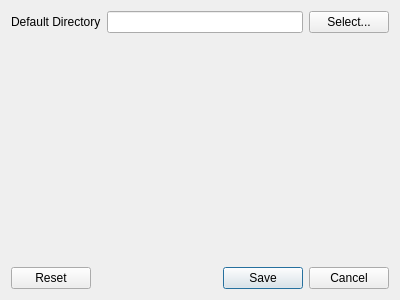
Above: ui/Ui_Preferences.ui from bbreslauer/PySciPlot before the change. Below: the same form after it.
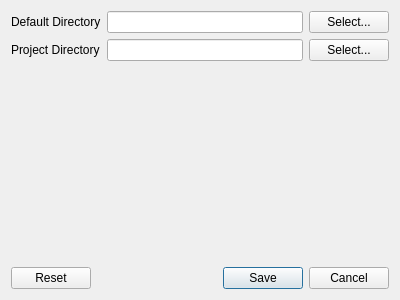
That is the form after the change.

Commit message: File preferences are working, and are now in XML.

Patch:
```diff
--- a/ui/Ui_Preferences.ui
+++ b/ui/Ui_Preferences.ui
@@ -24,21 +24,14 @@
    <item row="0" column="1">
     <widget class="QLineEdit" name="defaultDirectory"/>
    </item>
-   <item row="0" column="2">
-    <widget class="QPushButton" name="defaultDirectoryButton">
-     <property name="text">
-      <string>Select...</string>
-     </property>
-    </widget>
-   </item>
-   <item row="2" column="0" colspan="3">
+   <item row="4" column="0" colspan="3">
     <widget class="QDialogButtonBox" name="buttons">
      <property name="standardButtons">
       <set>QDialogButtonBox::Cancel|QDialogButtonBox::Reset|QDialogButtonBox::Save</set>
      </property>
     </widget>
    </item>
-   <item row="1" column="1">
+   <item row="3" column="1">
     <spacer name="verticalSpacer">
      <property name="orientation">
       <enum>Qt::Vertical</enum>
@@ -51,6 +44,30 @@
      </property>
     </spacer>
    </item>
+   <item row="1" column="0">
+    <widget class="QLabel" name="label_2">
+     <property name="text">
+      <string>Project Directory</string>
+     </property>
+    </widget>
+   </item>
+   <item row="1" column="1">
+    <widget class="QLineEdit" name="projectDirectory"/>
+   </item>
+   <item row="0" column="2">
+    <widget class="QPushButton" name="defaultDirectoryButton">
+     <property name="text">
+      <string>Select...</string>
+     </property>
+    </widget>
+   </item>
+   <item row="1" column="2">
+    <widget class="QPushButton" name="projectDirectoryButton">
+     <property name="text">
+      <string>Select...</string>
+     </property>
+    </widget>
+   </item>
   </layout>
  </widget>
  <resources/>
```
The commit also changes 9 other files.
